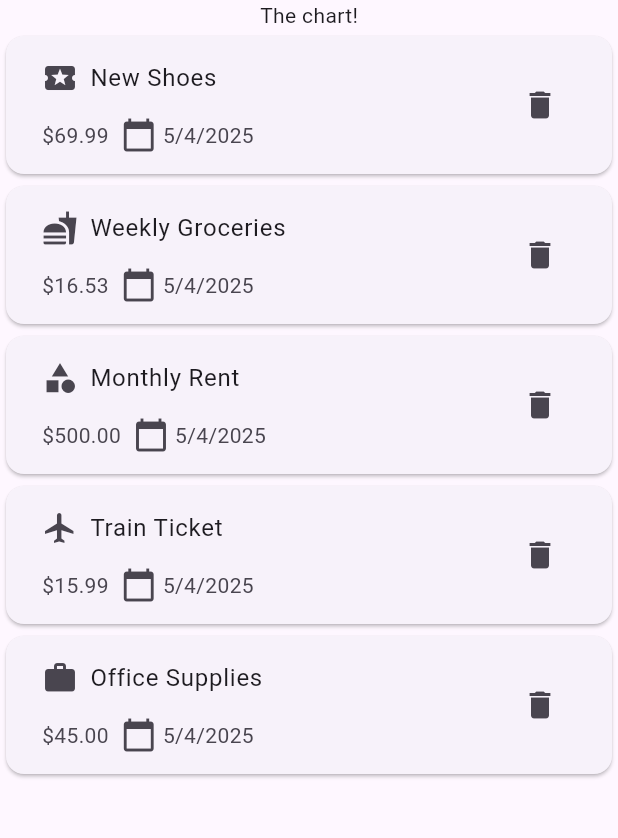
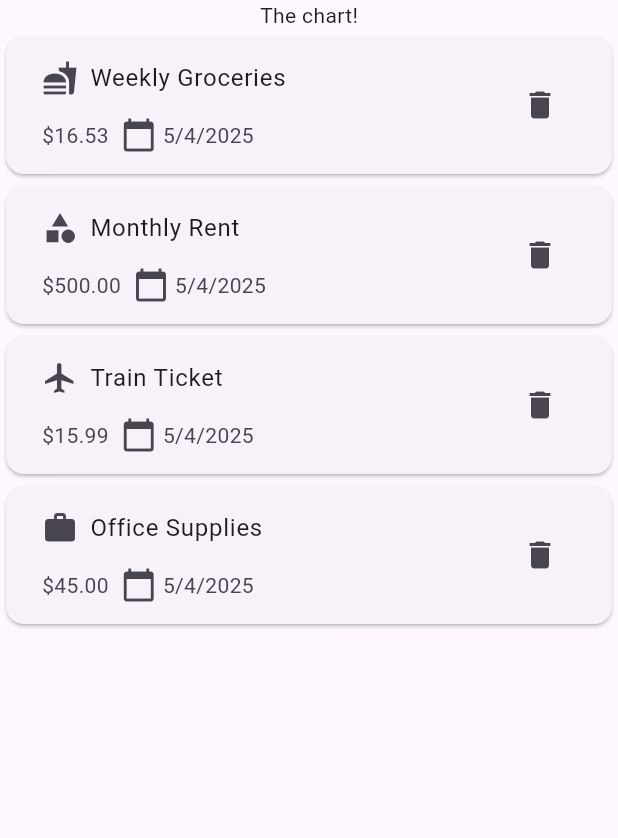
Before and after one commit to mhdrezaei/expense-tracker-flutter, a Flutter app: the screen it shows after launch, after a tap on the "delete" icon, on a phone screen of 412 x 824 dp, the part 84-922 px from its top. Run offline on Flutter 3.47's test engine with Material 3 defaults, Android fonts, the phone set to English and light mode, and no system bars.

Commit message:
remove expense from the list of expenses

```diff
--- a/lib/widget/expenses.dart
+++ b/lib/widget/expenses.dart
@@ -48,6 +48,12 @@ class _ExpensesState extends State<Expenses> {
     });
   }
 
+  void _removeExpense(Expense expense) {
+    setState(() {
+      _registeredExpenses.remove(expense);
+    });
+  }
+
   void _openAddExpenseOverlay() {
     showModalBottomSheet(
       context: context,
@@ -73,7 +79,12 @@ class _ExpensesState extends State<Expenses> {
         mainAxisAlignment: MainAxisAlignment.center,
         children: [
           const Text('The chart!'),
-          Expanded(child: ExpensesList(expenses: _registeredExpenses)),
+          Expanded(
+            child: ExpensesList(
+              expenses: _registeredExpenses,
+              onRemoveExpense: _removeExpense,
+            ),
+          ),
           const SizedBox(height: 20),
         ],
       ),
--- a/lib/widget/expenses_list/expenses_list.dart
+++ b/lib/widget/expenses_list/expenses_list.dart
@@ -3,20 +3,30 @@ import 'package:expense_tracker/widget/expenses_list/expense_item.dart';
 import 'package:flutter/material.dart';
 
 class ExpensesList extends StatelessWidget {
-  const ExpensesList({super.key, required this.expenses});
+  const ExpensesList({
+    super.key,
+    required this.expenses,
+    required this.onRemoveExpense,
+  });
   final List<Expense> expenses;
+  final void Function(Expense expense) onRemoveExpense;
 
   @override
   Widget build(BuildContext context) {
     return ListView.builder(
       itemCount: expenses.length,
       itemBuilder: (ctx, index) {
-        return ExpenseItem(
-          expense: expenses[index],
-          onDelete: (expense) {
-            // Handle delete action here
-            // For example, you can call a function to remove the expense from the list
+        return Dismissible(
+          key: ValueKey(expenses[index]),
+          onDismissed: (direction) {
+            onRemoveExpense(expenses[index]);
           },
+          child: ExpenseItem(
+            expense: expenses[index],
+            onDelete: (expense) {
+              onRemoveExpense(expenses[index]);
+            },
+          ),
         );
       },
     );
```
